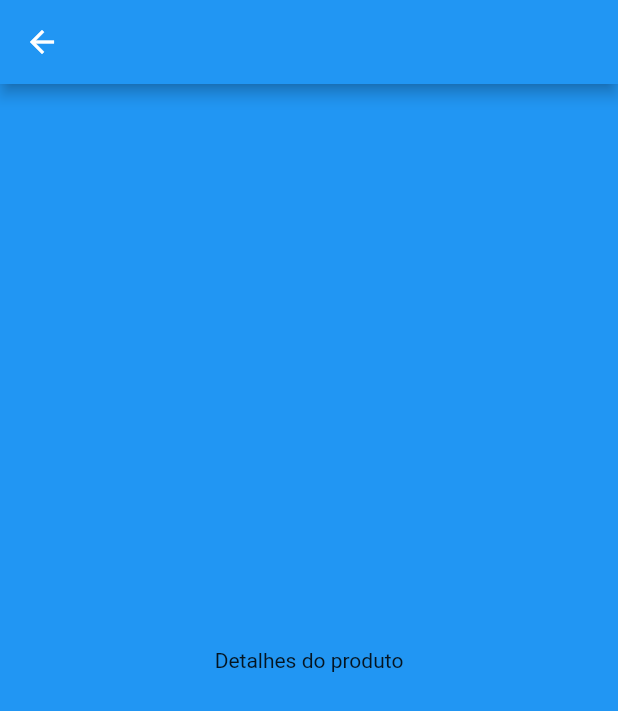
After one commit to daygorgonha/e-commerce, a Flutter app: the ProductPage screen opened directly, on a phone screen of 412 x 824 dp. The commit adds this screen. Shown: the top 711 px of the screen. Run offline on Flutter 3.47's test engine with Material 2 defaults, Android fonts, the phone set to English and light mode, and no system bars.

Commit message:
feat: created product details page

```diff
--- /dev/null
+++ b/lib/pages/product.page.dart
@@ -0,0 +1,16 @@
+import 'package:flutter/material.dart';
+
+class ProductPage extends StatelessWidget {
+  @override
+  Widget build(BuildContext context) {
+    return Scaffold(
+      appBar: AppBar(),
+      body: Container(
+        color: Colors.blue,
+        child: Center(
+          child: Text("Detalhes do produto"),
+        ),
+      ),
+    );
+  }
+}
```
Also changed, not shown: lib/pages/home.page.dart (+23 -12 lines).
